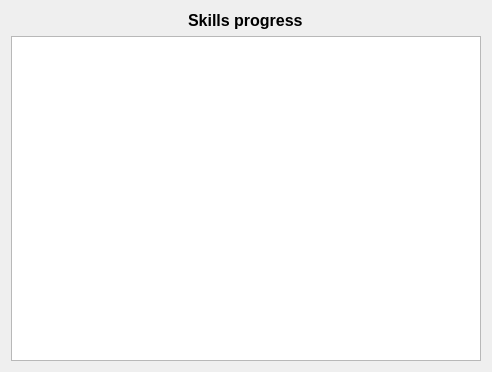
This is Sources/App/SkillsFlower/skillsflower.ui in timattt/Cognitia-II as Qt 5 draws it before an edit. The edited form follows.
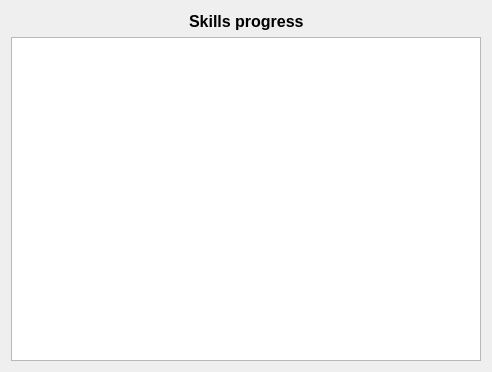
This is the edited form.

What changed in the file:
```diff
--- a/Sources/App/SkillsFlower/skillsflower.ui
+++ b/Sources/App/SkillsFlower/skillsflower.ui
@@ -14,7 +14,22 @@
    <string>Form</string>
   </property>
   <layout class="QVBoxLayout" name="verticalLayout">
-   <item alignment="Qt::AlignHCenter">
+   <item>
+    <layout class="QHBoxLayout" name="horizontalLayout">
+     <item>
+      <spacer name="horizontalSpacer">
+       <property name="orientation">
+        <enum>Qt::Horizontal</enum>
+       </property>
+       <property name="sizeHint" stdset="0">
+        <size>
+         <width>40</width>
+         <height>20</height>
+        </size>
+       </property>
+      </spacer>
+     </item>
+     <item>
     <widget class="QLabel" name="label">
      <property name="font">
       <font>
@@ -27,6 +42,21 @@
       <string>Skills progress</string>
      </property>
     </widget>
+     </item>
+     <item>
+      <spacer name="horizontalSpacer_2">
+       <property name="orientation">
+        <enum>Qt::Horizontal</enum>
+       </property>
+       <property name="sizeHint" stdset="0">
+        <size>
+         <width>40</width>
+         <height>20</height>
+        </size>
+       </property>
+      </spacer>
+     </item>
+    </layout>
    </item>
    <item>
     <widget class="QGraphicsView" name="view"/>
```
Lines whose indentation alone changed are shown as unchanged.
